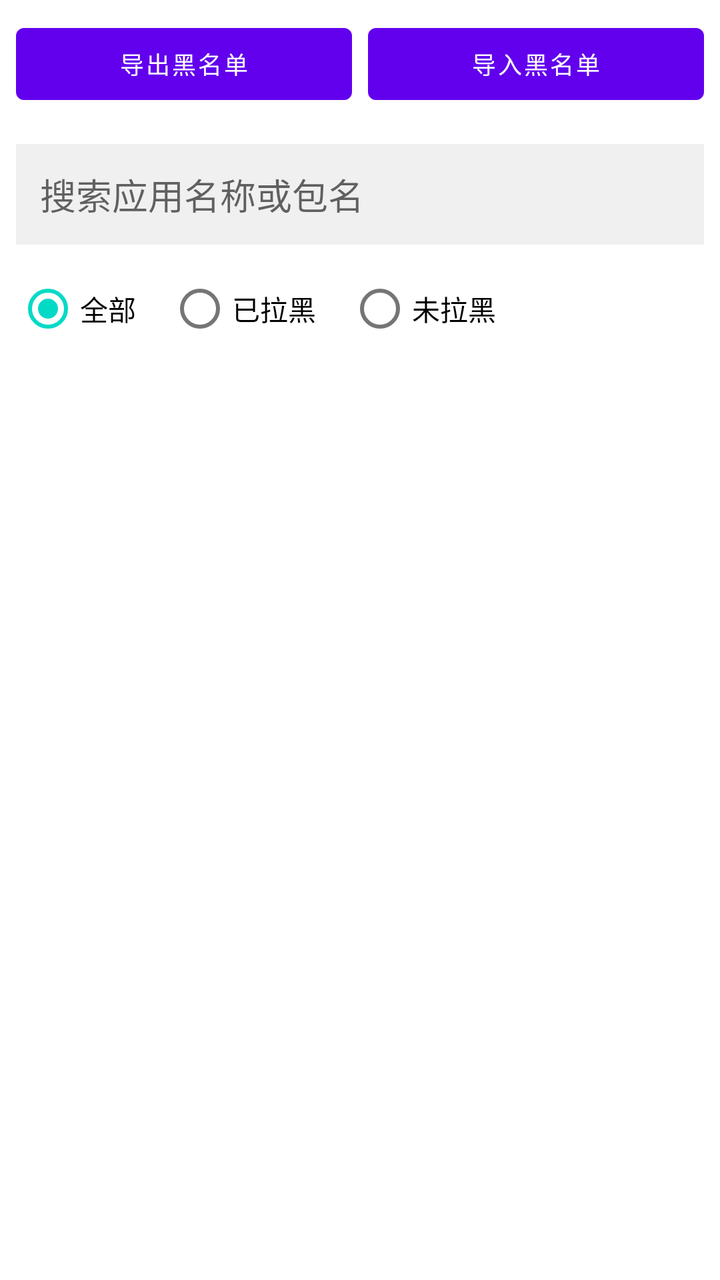
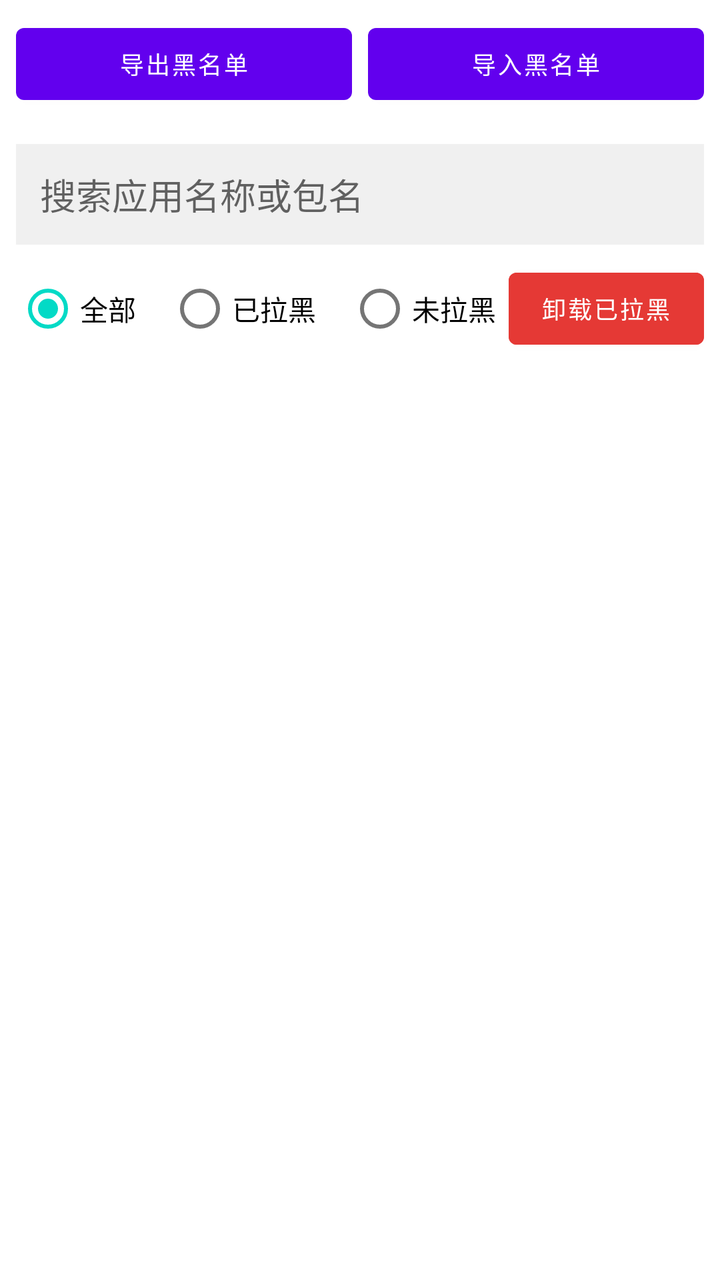

Two renders of the same Android screen: before a commit and after it. Below are the layout's source before the change and the commit's diff.
<!-- AndroidManifest.xml: application theme Theme.AppBlacklist -->
<!-- res/layout/activity_main.xml -->
<?xml version="1.0" encoding="utf-8"?>
<LinearLayout
    xmlns:android="http://schemas.android.com/apk/res/android"
    android:layout_width="match_parent"
    android:layout_height="match_parent"
    android:orientation="vertical">

    <LinearLayout
        android:layout_width="match_parent"
        android:layout_height="wrap_content"
        android:orientation="horizontal"
        android:padding="8dp">

        <Button
            android:id="@+id/btnExport"
            android:layout_width="0dp"
            android:layout_height="wrap_content"
            android:layout_weight="1"
            android:text="导出黑名单"
            android:textSize="12sp"
            android:layout_marginEnd="4dp" />

        <Button
            android:id="@+id/btnImport"
            android:layout_width="0dp"
            android:layout_height="wrap_content"
            android:layout_weight="1"
            android:text="导入黑名单"
            android:textSize="12sp"
            android:layout_marginStart="4dp" />

    </LinearLayout>

    <EditText
        android:id="@+id/etSearch"
        android:layout_width="match_parent"
        android:layout_height="wrap_content"
        android:hint="搜索应用名称或包名"
        android:padding="12dp"
        android:inputType="text"
        android:background="#F0F0F0"
        android:layout_margin="8dp" />

    <RadioGroup
        android:id="@+id/rgFilter"
        android:layout_width="match_parent"
        android:layout_height="wrap_content"
        android:orientation="horizontal"
        android:layout_marginStart="8dp"
        android:layout_marginBottom="4dp">

        <RadioButton
            android:id="@+id/rbAll"
            android:layout_width="wrap_content"
            android:layout_height="wrap_content"
            android:text="全部"
            android:checked="true" />

        <RadioButton
            android:id="@+id/rbBlacklisted"
            android:layout_width="wrap_content"
            android:layout_height="wrap_content"
            android:layout_marginStart="16dp"
            android:text="已拉黑" />

        <RadioButton
            android:id="@+id/rbNotBlacklisted"
            android:layout_width="wrap_content"
            android:layout_height="wrap_content"
            android:layout_marginStart="16dp"
            android:text="未拉黑" />

    </RadioGroup>

    <androidx.recyclerview.widget.RecyclerView
        android:id="@+id/recyclerView"
        android:layout_width="match_parent"
        android:layout_height="0dp"
        android:layout_weight="1"
        android:padding="4dp"
        android:clipToPadding="false" />

</LinearLayout>
<!-- resources referenced by this layout -->
<resources>
  <style name="Theme.AppBlacklist" parent="Theme.MaterialComponents.DayNight.NoActionBar" />
</resources>

<!-- the commit's change to res/layout/activity_main.xml (unified diff, before → after) -->
@@ -41,36 +41,55 @@
         android:background="#F0F0F0"
         android:layout_margin="8dp" />
 
-    <RadioGroup
-        android:id="@+id/rgFilter"
+    <LinearLayout
         android:layout_width="match_parent"
         android:layout_height="wrap_content"
         android:orientation="horizontal"
+        android:gravity="center_vertical"
         android:layout_marginStart="8dp"
         android:layout_marginBottom="4dp">
 
-        <RadioButton
-            android:id="@+id/rbAll"
+        <RadioGroup
+            android:id="@+id/rgFilter"
+            android:layout_width="0dp"
+            android:layout_height="wrap_content"
+            android:layout_weight="1"
+            android:orientation="horizontal">
+
+            <RadioButton
+                android:id="@+id/rbAll"
+                android:layout_width="wrap_content"
+                android:layout_height="wrap_content"
+                android:text="全部"
+                android:checked="true" />
+
+            <RadioButton
+                android:id="@+id/rbBlacklisted"
+                android:layout_width="wrap_content"
+                android:layout_height="wrap_content"
+                android:layout_marginStart="16dp"
+                android:text="已拉黑" />
+
+            <RadioButton
+                android:id="@+id/rbNotBlacklisted"
+                android:layout_width="wrap_content"
+                android:layout_height="wrap_content"
+                android:layout_marginStart="16dp"
+                android:text="未拉黑" />
+
+        </RadioGroup>
+
+        <Button
+            android:id="@+id/btnUninstallBlacklisted"
             android:layout_width="wrap_content"
             android:layout_height="wrap_content"
-            android:text="全部"
-            android:checked="true" />
+            android:layout_marginEnd="8dp"
+            android:text="卸载已拉黑"
+            android:textSize="12sp"
+            android:textColor="#FFFFFF"
+            android:backgroundTint="#E53935" />
 
-        <RadioButton
-            android:id="@+id/rbBlacklisted"
-            android:layout_width="wrap_content"
-            android:layout_height="wrap_content"
-            android:layout_marginStart="16dp"
-            android:text="已拉黑" />
-
-        <RadioButton
-            android:id="@+id/rbNotBlacklisted"
-            android:layout_width="wrap_content"
-            android:layout_height="wrap_content"
-            android:layout_marginStart="16dp"
-            android:text="未拉黑" />
-
-    </RadioGroup>
+    </LinearLayout>
 
     <androidx.recyclerview.widget.RecyclerView
         android:id="@+id/recyclerView"
